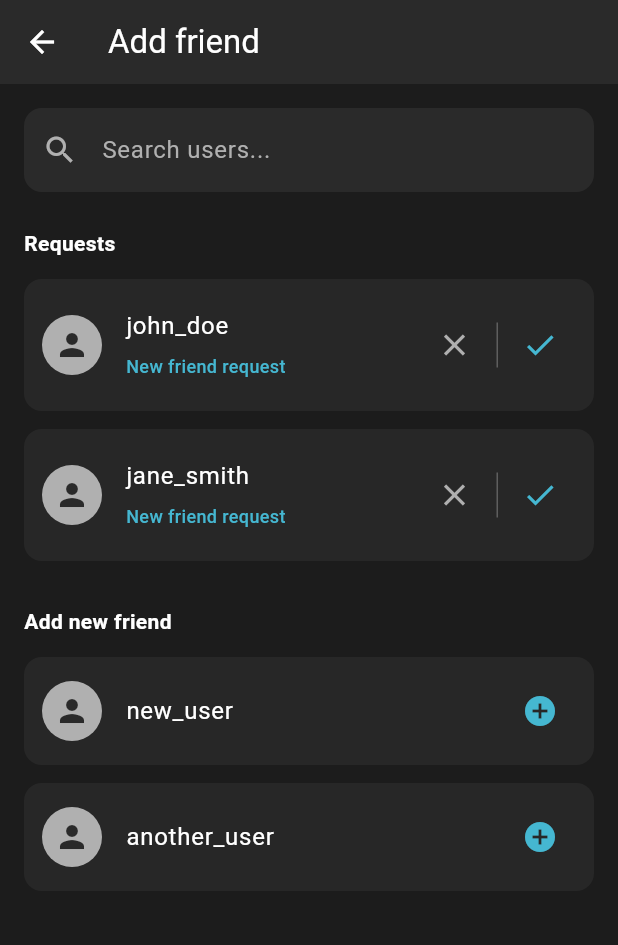
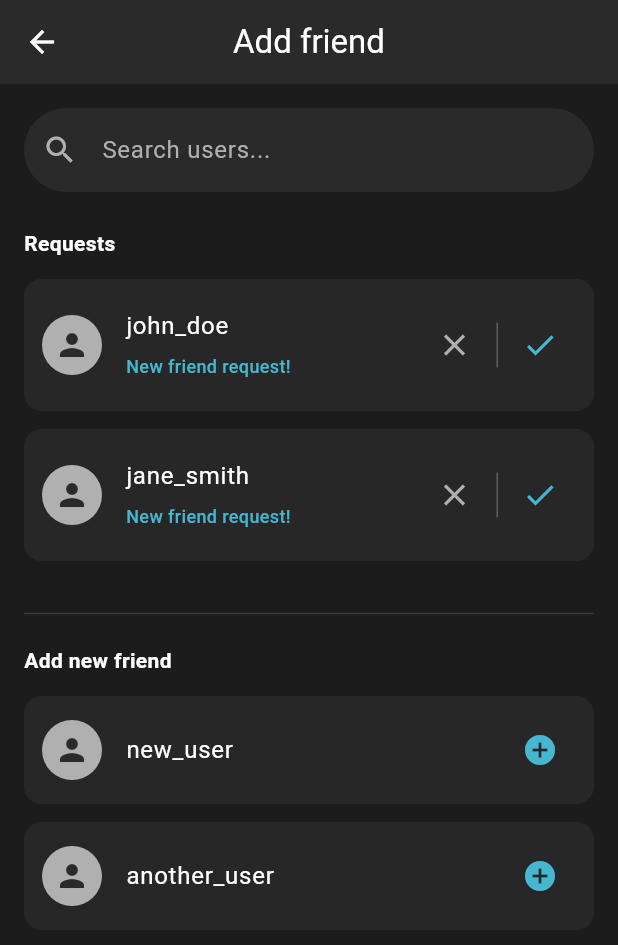
Before and after one commit to thesun901/feels-mobile, a Flutter app: the screen it shows after launch, in the side drawer, after a tap on "Add friend", on a phone screen of 412 x 824 dp. Shown: the top 945 px of the screen. Run offline on Flutter 3.47's test engine with Material 3 defaults, Android fonts, the phone set to English and light mode, and no system bars; our stand-ins replace hooks_riverpod; network calls fail.

Commit message:
Minor fixes for add_friend_screen.dart

```diff
--- a/lib/screens/add_friend_screen.dart
+++ b/lib/screens/add_friend_screen.dart
@@ -50,6 +50,7 @@ class _AddFriendScreenState extends State<AddFriendScreen> {
           'Add friend',
           style: TextStyle(color: AppColors.textLight),
         ),
+        centerTitle: true,
         iconTheme: const IconThemeData(color: AppColors.textLight),
         elevation: 0,
       ),
@@ -58,7 +59,12 @@ class _AddFriendScreenState extends State<AddFriendScreen> {
         child: Column(
           children: [
             // Pasek wyszukiwania
-            TextField(
+            // Zamiast samego TextField:
+            Align(
+              alignment: Alignment.center,
+              child: SizedBox(
+                width: 400, // np. 320px, możesz dostosować
+                child: TextField(
                   controller: _searchController,
                   focusNode: _searchFocusNode,
                   style: const TextStyle(color: AppColors.textLight),
@@ -68,16 +74,18 @@ class _AddFriendScreenState extends State<AddFriendScreen> {
                     prefixIcon: const Icon(Icons.search, color: AppColors.textDim),
                     filled: true,
                     fillColor: _isSearchFocused
-                    ? AppColors.cardBackground.withOpacity(0.5) // jaśniejszy kolor
+                        ? AppColors.cardBackground.withOpacity(0.5)
                         : AppColors.cardBackground,
                     border: OutlineInputBorder(
-                  borderRadius: BorderRadius.circular(12),
+                      borderRadius: BorderRadius.circular(32), // bardziej zaokrąglone
                       borderSide: BorderSide.none,
                     ),
                   ),
                   onChanged: (value) {
                     // TODO: obsługa wyszukiwania
                   },
+                ),
+              ),
             ),
             const SizedBox(height: 24),
             // Requests
@@ -121,7 +129,7 @@ class _AddFriendScreenState extends State<AddFriendScreen> {
                       margin: const EdgeInsets.only(top: 4),
                       padding: const EdgeInsets.symmetric(horizontal: 0, vertical: 2),
                       child: const Text(
-                        'New friend request',
+                        'New friend request!',
                         style: TextStyle(
                           color: AppColors.peaceful,
                           fontSize: 12,
@@ -163,6 +171,12 @@ class _AddFriendScreenState extends State<AddFriendScreen> {
               ),
               const SizedBox(height: 24),
             ],
+            Divider(
+              color: AppColors.textDim.withOpacity(0.2),
+              thickness: 1,
+              height: 10,
+            ),
+            const SizedBox(height: 16),
             // Add new friend
             Row(
               children: const [
```
Lines whose indentation alone changed are shown as unchanged.
